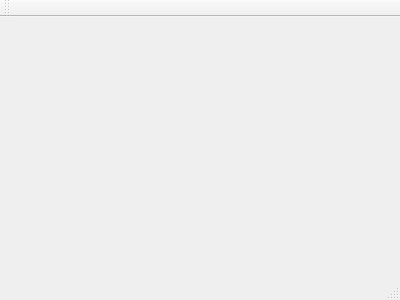
The window that ui/mainwindow.ui (StanislavKraev/fliezzz) describes before a commit, drawn with Qt 5.
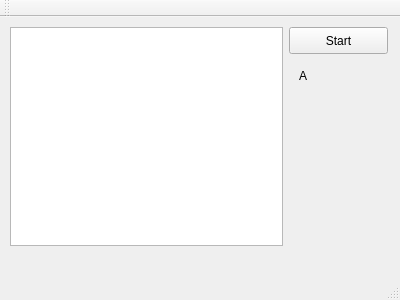
The same window after the commit.

Commit message: integration with ui

Patch:
```diff
--- a/ui/mainwindow.ui
+++ b/ui/mainwindow.ui
@@ -12,13 +12,86 @@
   <property name="windowTitle" >
    <string>MainWindow</string>
   </property>
-  <widget class="QMenuBar" name="menuBar" />
-  <widget class="QToolBar" name="mainToolBar" />
-  <widget class="QWidget" name="centralWidget" />
-  <widget class="QStatusBar" name="statusBar" />
+  <widget class="QWidget" name="centralWidget">
+   <property name="sizePolicy">
+    <sizepolicy hsizetype="Expanding" vsizetype="Expanding">
+     <horstretch>0</horstretch>
+     <verstretch>0</verstretch>
+    </sizepolicy>
+   </property>
+   <widget class="QWidget" name="horizontalLayoutWidget">
+    <property name="geometry">
+     <rect>
+      <x>-1</x>
+      <y>-1</y>
+      <width>401</width>
+      <height>241</height>
+     </rect>
+    </property>
+    <layout class="QHBoxLayout" name="horizontalLayout">
+     <item>
+      <widget class="QGraphicsView" name="m_graphicsView"/>
+     </item>
+     <item>
+      <widget class="QWidget" name="widget" native="true">
+       <property name="minimumSize">
+        <size>
+         <width>100</width>
+         <height>0</height>
+        </size>
+       </property>
+       <widget class="QPushButton" name="m_startStopBtn">
+        <property name="geometry">
+         <rect>
+          <x>0</x>
+          <y>0</y>
+          <width>99</width>
+          <height>27</height>
+         </rect>
+        </property>
+        <property name="text">
+         <string>Start</string>
+        </property>
+       </widget>
+       <widget class="QLabel" name="m_fly1Label">
+        <property name="geometry">
+         <rect>
+          <x>10</x>
+          <y>40</y>
+          <width>16</width>
+          <height>17</height>
+         </rect>
+        </property>
+        <property name="text">
+         <string>A</string>
+        </property>
+       </widget>
+      </widget>
+     </item>
+    </layout>
+   </widget>
+  </widget>
+  <widget class="QMenuBar" name="menuBar">
+   <property name="geometry">
+    <rect>
+     <x>0</x>
+     <y>0</y>
+     <width>400</width>
+     <height>25</height>
+    </rect>
+   </property>
+  </widget>
+  <widget class="QToolBar" name="mainToolBar">
+   <attribute name="toolBarArea">
+    <enum>TopToolBarArea</enum>
+   </attribute>
+   <attribute name="toolBarBreak">
+    <bool>false</bool>
+   </attribute>
+  </widget>
+  <widget class="QStatusBar" name="statusBar"/>
  </widget>
- <layoutDefault spacing="6" margin="11" />
- <pixmapfunction></pixmapfunction>
+ <layoutdefault spacing="6" margin="11"/>
  <resources/>
  <connections/>
 </ui>
```
Left out of the diff: 7 changed lines with no effect on the pictures. The commit also changes 5 other files.
